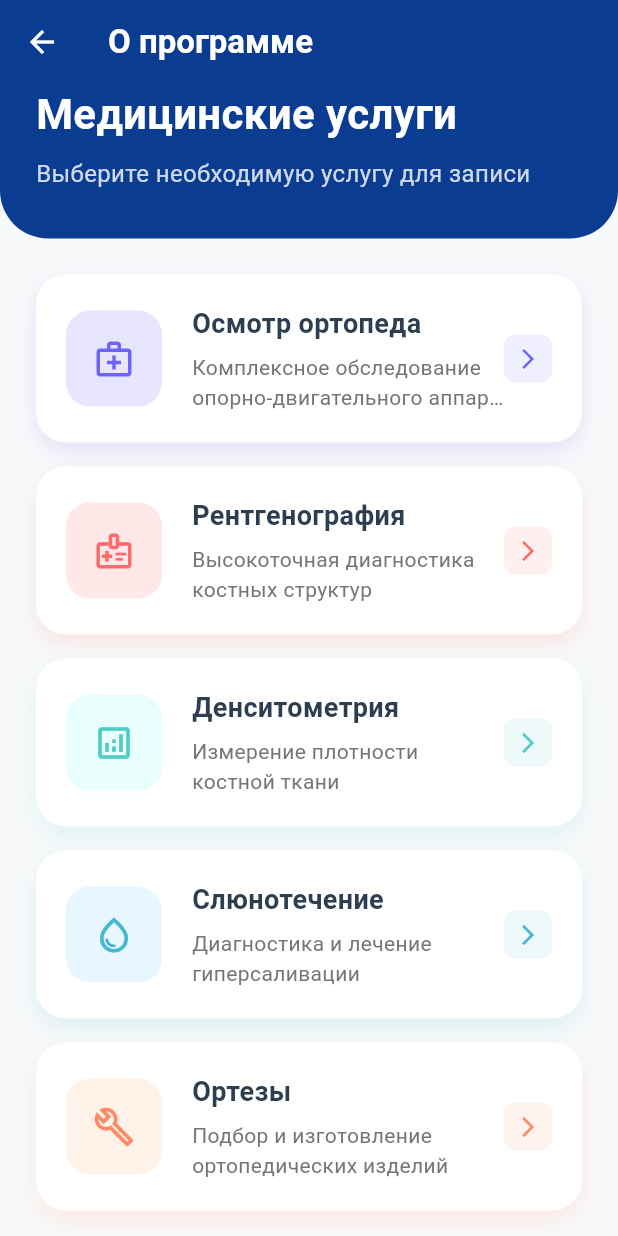
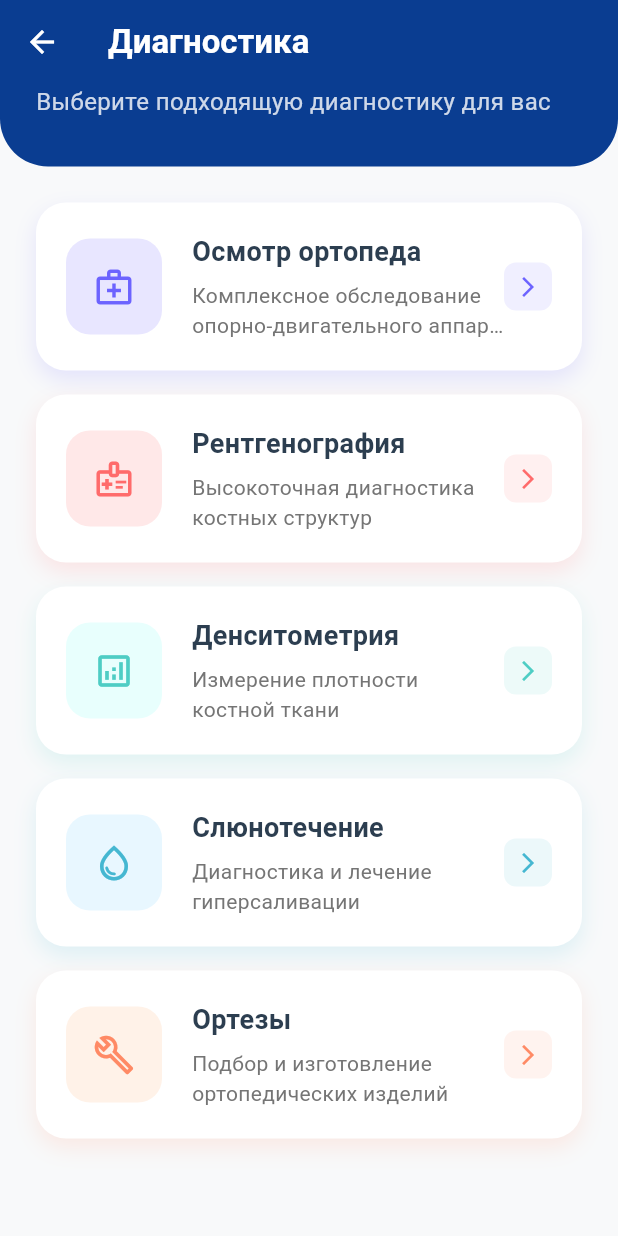
Before and after one commit to SeVaSe/neuro_control, a Flutter app: the MenuPage screen opened directly, on a phone screen of 412 x 824 dp. Run offline on Flutter 3.47's test engine with Material 3 defaults, Android fonts, the phone set to English and light mode, and no system bars; our stand-ins replace flutter_svg, shared_preferences, sqflite; accounts and stored records are empty; Roboto replaces fonts that are missing (Tinos, TinosBold).

Commit message:
поправил главное меню

```diff
--- a/lib/presentation/basic/menu_diagnostics.dart
+++ b/lib/presentation/basic/menu_diagnostics.dart
@@ -85,7 +85,7 @@ class _MenuPageState extends State<MenuPage> with TickerProviderStateMixin {
           color: AppColors.thirdColor,
         ),
         title: const Text(
-          AppStrings.buttonStartAboutString,
+          AppStrings.buttonStartTreeString,
           style: TextStyle(
             fontWeight: FontWeight.bold,
             fontFamily: 'TinosBold',
@@ -119,17 +119,7 @@ class _MenuPageState extends State<MenuPage> with TickerProviderStateMixin {
                     crossAxisAlignment: CrossAxisAlignment.start,
                     children: [
                       Text(
-                        'Медицинские услуги',
-                        style: TextStyle(
-                          fontSize: 28,
-                          fontWeight: FontWeight.bold,
-                          color: AppColors.thirdColor,
-                          fontFamily: 'TinosBold',
-                        ),
-                      ),
-                      const SizedBox(height: 8),
-                      Text(
-                        'Выберите необходимую услугу для записи',
+                        'Выберите подходящую диагностику для вас',
                         style: TextStyle(
                           fontSize: 16,
                           color: AppColors.thirdColor.withOpacity(0.8),
@@ -158,7 +148,7 @@ class _MenuPageState extends State<MenuPage> with TickerProviderStateMixin {
                           parent: _animationController,
                           curve: Interval(
                             index * 0.1,
-                            0.7 + (index * 0.1),
+                            (0.7 + index * 0.1).clamp(0.0, 1.0),
                             curve: Curves.easeOutCubic,
                           ),
                         ));
@@ -170,7 +160,7 @@ class _MenuPageState extends State<MenuPage> with TickerProviderStateMixin {
                           parent: _animationController,
                           curve: Interval(
                             index * 0.1,
-                            0.7 + (index * 0.1),
+                            (0.7 + index * 0.1).clamp(0.0, 1.0),
                             curve: Curves.easeOut,
                           ),
                         ));
```
